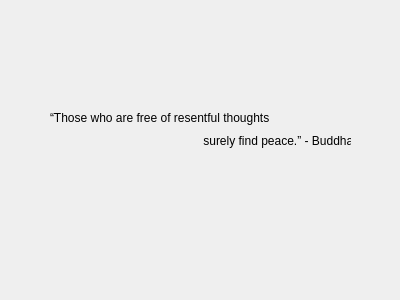
This is src/progressindicator.ui in dnewell/AcuitySTAR-Dashboard as Qt 5 draws it before an edit. The edited form follows.
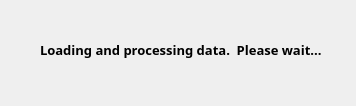
This is the edited form.

Commit message: Progress bar finished

Diff of the .ui file:
```diff
--- a/src/progressindicator.ui
+++ b/src/progressindicator.ui
@@ -6,37 +6,43 @@
    <rect>
     <x>0</x>
     <y>0</y>
-    <width>400</width>
-    <height>300</height>
+    <width>356</width>
+    <height>106</height>
    </rect>
   </property>
+  <property name="sizePolicy">
+   <sizepolicy hsizetype="Fixed" vsizetype="Fixed">
+    <horstretch>0</horstretch>
+    <verstretch>0</verstretch>
+   </sizepolicy>
+  </property>
+  <property name="font">
+   <font>
+    <family>Segoe UI Black</family>
+    <pointsize>12</pointsize>
+    <weight>75</weight>
+    <bold>true</bold>
+   </font>
+  </property>
   <property name="windowTitle">
    <string>Dialog</string>
   </property>
   <widget class="QLabel" name="label">
    <property name="geometry">
     <rect>
-     <x>50</x>
-     <y>110</y>
-     <width>231</width>
-     <height>16</height>
+     <x>40</x>
+     <y>40</y>
+     <width>301</width>
+     <height>20</height>
     </rect>
    </property>
-   <property name="text">
-    <string>“Those who are free of resentful thoughts</string>
+   <property name="font">
+    <font>
+     <pointsize>10</pointsize>
+    </font>
    </property>
-  </widget>
-  <widget class="QLabel" name="label_2">
-   <property name="geometry">
-    <rect>
-     <x>200</x>
-     <y>130</y>
-     <width>151</width>
-     <height>21</height>
-    </rect>
-   </property>
    <property name="text">
-    <string> surely find peace.” - Buddha</string>
+    <string>Loading and processing data.  Please wait...</string>
    </property>
   </widget>
  </widget>
```
The commit also changes 2 other files.
